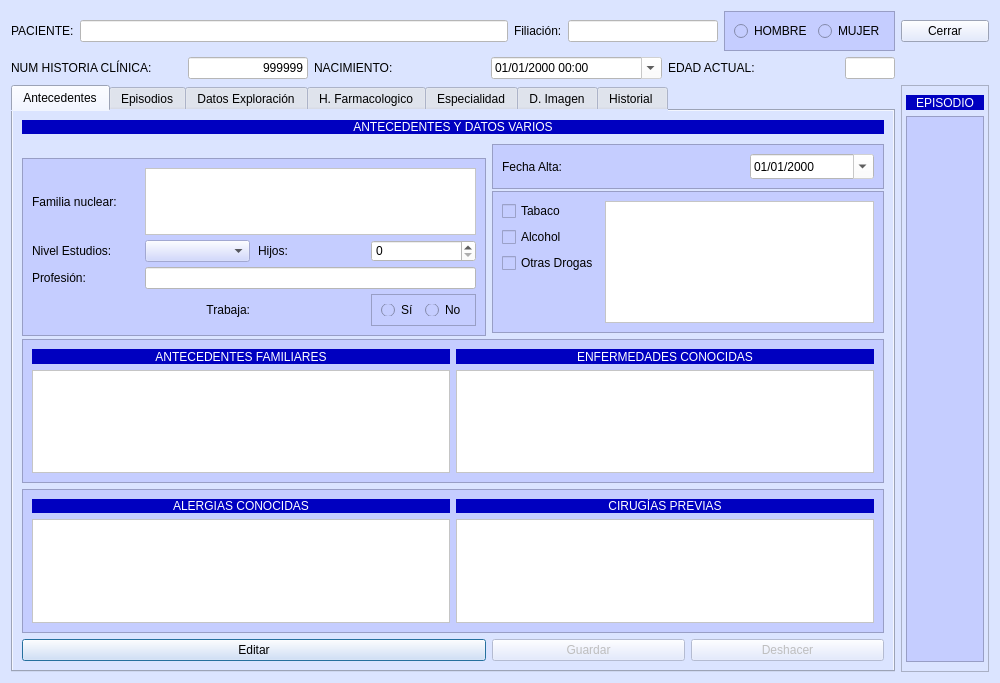
Old version of the form frmfichapaciente.ui in the repository arcnexus/RedFoX.
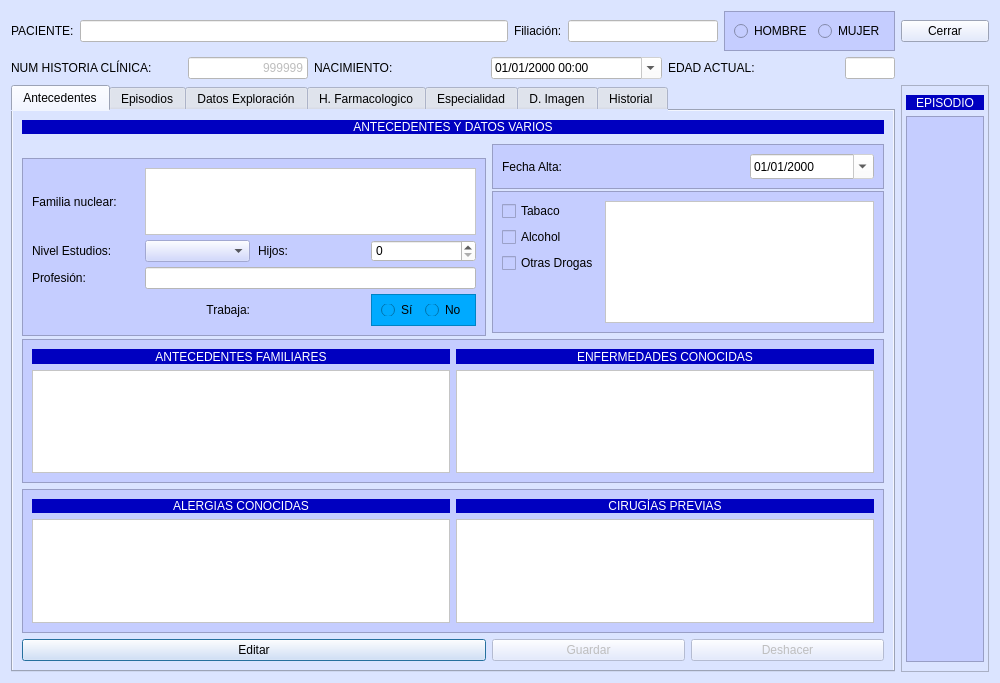
New version of the form. The open tabs and pages were chosen to show the change. Icons and pictures are not drawn.

```diff
--- a/frmfichapaciente.ui
+++ b/frmfichapaciente.ui
@@ -54,8 +54,7 @@
         </size>
        </property>
        <property name="styleSheet">
-        <string notr="true">color: rgb(0, 0, 0);
-background-color: rgb(255, 255, 255);</string>
+        <string notr="true">background-color: rgb(255, 255, 255);</string>
        </property>
        <property name="text">
         <string>999999</string>
@@ -401,6 +400,10 @@
               <height>32</height>
              </size>
             </property>
+            <property name="styleSheet">
+             <string notr="true">
+background-color: rgb(0, 170, 255);</string>
+            </property>
             <property name="frameShape">
              <enum>QFrame::StyledPanel</enum>
             </property>
```
Left out of the diff: 16 changed lines with no effect on the pictures.
